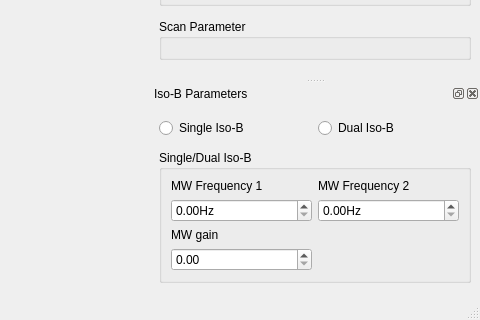
Above: gui/ui_qafm_gui.ui from sriharijayaram5/qudi before the change; both pictures show x 553 to 1033 and y 494 to 814 of the 1033 by 814 pixel window. Below: the same form after it.
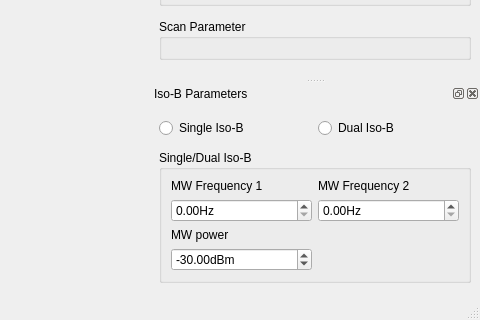
That is the form after the change. Icons and pictures are not drawn. Custom widgets are drawn as their Qt base class.

Commit message: Replace naming of the gain spinbox by power. Adapt all the gui methods accordingly to handle this setting properly. Add in addition a saving of the quantitative measurement parameters into the status variables.

Diff of the .ui file:
```diff
--- a/gui/ui_qafm_gui.ui
+++ b/gui/ui_qafm_gui.ui
@@ -875,7 +875,7 @@
         <item row="2" column="0">
          <widget class="QLabel" name="label_24">
           <property name="text">
-           <string>MW gain</string>
+           <string>MW power</string>
           </property>
          </widget>
         </item>
@@ -908,14 +908,20 @@
         <item row="3" column="0">
          <widget class="ScienDSpinBox" name="isob_gain_DSpinBox">
           <property name="suffix">
-           <string/>
+           <string>dBm</string>
+          </property>
+          <property name="minimum">
+           <double>-50.000000000000000</double>
           </property>
           <property name="maximum">
-           <double>1.000000000000000</double>
+           <double>40.000000000000000</double>
           </property>
           <property name="singleStep">
            <double>0.100000000000000</double>
           </property>
+          <property name="value">
+           <double>-30.000000000000000</double>
+          </property>
          </widget>
         </item>
        </layout>
```
Left out of the diff: 2 changed lines with no effect on the pictures. The commit also changes 2 other files.
